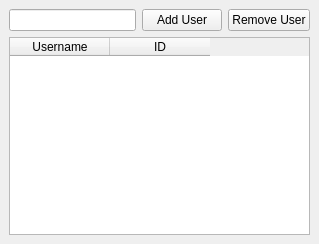
miracletech322/PersonalTaskScheduler, file usermanagement.ui: the form before one commit.
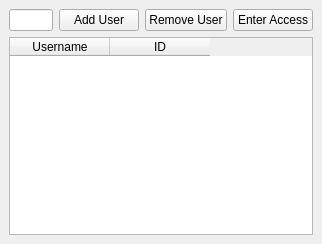
The form after the commit.

The edit to the form file:
```diff
--- a/usermanagement.ui
+++ b/usermanagement.ui
@@ -6,7 +6,7 @@
    <rect>
     <x>0</x>
     <y>0</y>
-    <width>319</width>
+    <width>322</width>
     <height>244</height>
    </rect>
   </property>
@@ -50,6 +50,13 @@
             </property>
            </widget>
           </item>
+          <item>
+           <widget class="QPushButton" name="btnAccess">
+            <property name="text">
+             <string>Enter Access</string>
+            </property>
+           </widget>
+          </item>
          </layout>
         </item>
         <item>
```
